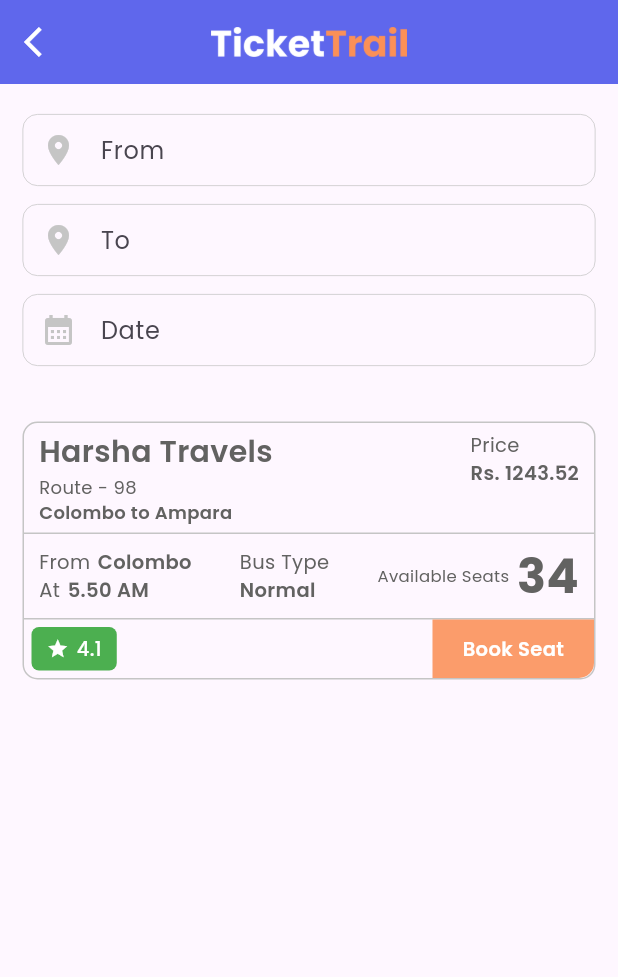
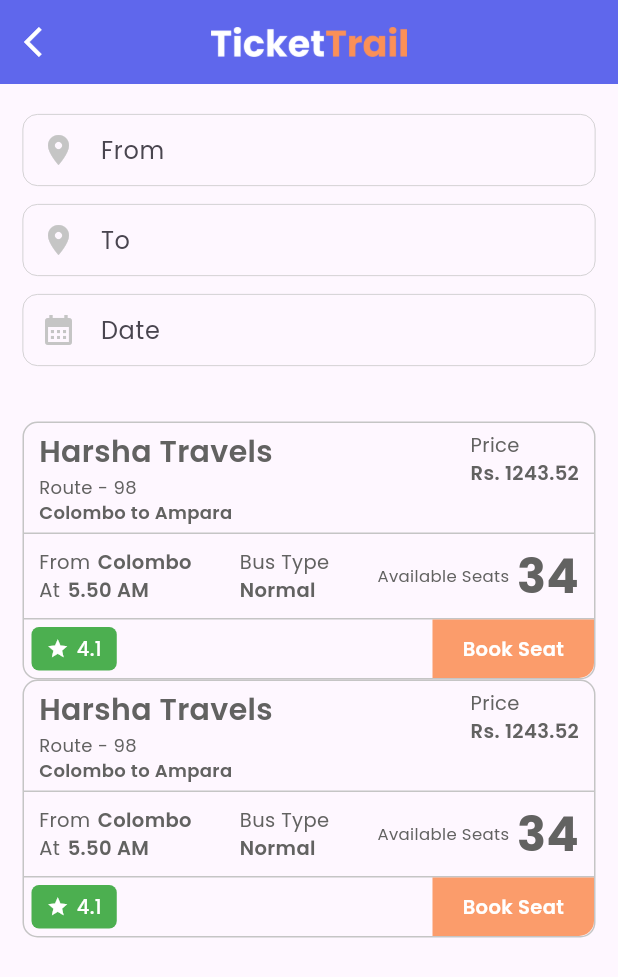
Before and after one commit to IT21175466/TicketTrail, a Flutter app: the screen it shows after launch, on a phone screen of 412 x 824 dp. Shown: the top 977 px of the screen. Run offline on Flutter 3.47's test engine with Material 3 defaults, Android fonts, the phone set to English and light mode, and no system bars.

Commit message:
Update busses_list_page.dart

```diff
--- a/lib/views/home/busses_list_page.dart
+++ b/lib/views/home/busses_list_page.dart
@@ -65,6 +65,17 @@
               seats: 34,
               rating: 4.1,
             ),
+            BusCard(
+              busName: 'Harsha Travels',
+              route: '98',
+              to: 'Ampara',
+              from: 'Colombo',
+              time: '5.50 AM',
+              busType: 'Normal',
+              ticketPrice: 1243.52,
+              seats: 34,
+              rating: 4.1,
+            ),
           ],
         ),
       ),
```
